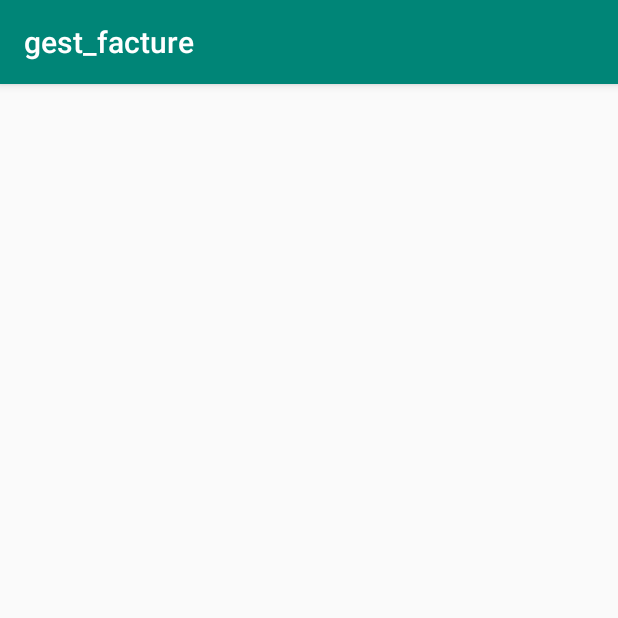
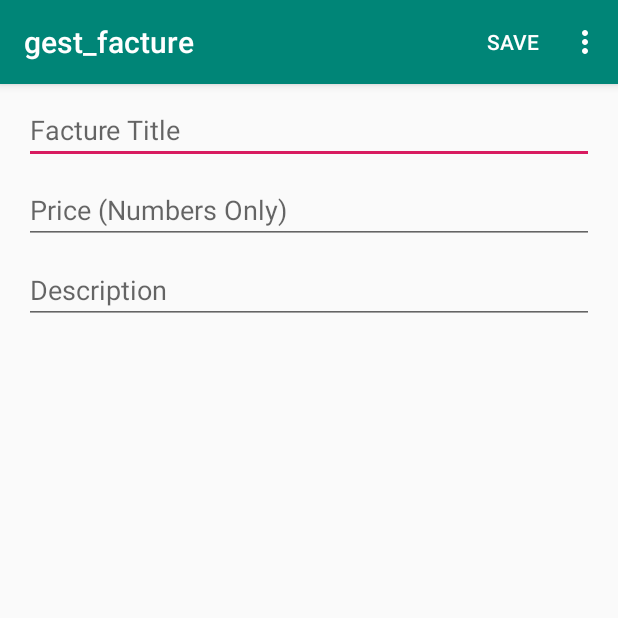
Before and after one commit to robilife/Gest_facture, an Android app: the ListeFactureActivity screen opened directly, with no data from a screen before it, on a phone screen of 412 x 824 dp, the top half of it. Run offline under Robolectric (Android 15) with nearby library versions, the phone set to English and light mode, and no system bars; our stand-ins replace Firebase (no records; nobody signed in at launch, a user with empty details on screens opened directly).

Commit message:
Ajout de la connexion firebase avec formulaire d'ajout

```diff
--- a/app/build.gradle
+++ b/app/build.gradle
@@ -31,4 +31,6 @@ dependencies {
 
     implementation 'com.google.firebase:firebase-core:17.0.0'
     implementation 'com.google.firebase:firebase-auth:18.1.0'
+    implementation 'com.google.firebase:firebase-database:11.4.2'
 }
+apply plugin: 'com.google.gms.google-services'
--- a/app/src/main/java/com/example/gest_facture/ListeFactureActivity.java
+++ b/app/src/main/java/com/example/gest_facture/ListeFactureActivity.java
@@ -1,13 +1,113 @@
 package com.example.gest_facture;
 
 import androidx.appcompat.app.AppCompatActivity;
+
+import android.content.Intent;
 import android.os.Bundle;
+import android.view.Menu;
+import android.view.MenuInflater;
+import android.view.MenuItem;
+import android.widget.EditText;
+import android.widget.Toast;
+
+import com.example.gest_facture.Utilities.Facture;
+import com.example.gest_facture.Utilities.FirebaseUtil;
+import com.google.firebase.database.DatabaseReference;
+import com.google.firebase.database.FirebaseDatabase;
 
 public class ListeFactureActivity extends AppCompatActivity {
+
+
+    private FirebaseDatabase mFirebaseDatabase;
+    private DatabaseReference mDatabaseReference;
+    EditText txtTitle;
+    EditText txtPrice;
+    EditText txtDescription;
+    Facture facture;
 
     @Override
     protected void onCreate(Bundle savedInstanceState) {
         super.onCreate(savedInstanceState);
         setContentView(R.layout.activity_liste_facture);
+        FirebaseUtil.openFbReference("factures");
+        mFirebaseDatabase = FirebaseUtil.mFirebaseDatabase;
+        mDatabaseReference =FirebaseUtil.mDatabaseReference;
+        txtTitle = (EditText) findViewById(R.id.txtTitle);
+        txtPrice = (EditText) findViewById(R.id.txtPrice);
+        txtDescription = (EditText) findViewById(R.id.txtDescription);
+
+        Intent intent = getIntent();
+        Facture facture = (Facture) intent.getSerializableExtra("Deal");
+        if(facture == null) {
+            facture = new Facture();
+        }
+
+        this.facture = facture;
+        txtTitle.setText(facture.getTitle());
+        txtDescription.setText(facture.getDescription());
+        txtPrice.setText(facture.getPrice());
+    }
+
+    @Override
+    public boolean onCreateOptionsMenu(Menu menu) {
+
+        MenuInflater inflater = getMenuInflater();
+        inflater.inflate(R.menu.save_menu, menu);
+        return true;
+    }
+
+
+    private void saveDeal() {
+        facture.setTitle(txtTitle.getText().toString());
+        facture.setDescription(txtDescription.getText().toString());
+        facture.setPrice(txtPrice.getText().toString());
+
+        if(facture.getId() == null){
+            mDatabaseReference.push().setValue(facture);
+        }else{
+            mDatabaseReference.child(facture.getId()).setValue(facture);
+        }
+
+    }
+
+    @Override
+    public boolean onOptionsItemSelected(MenuItem item) {
+        switch (item.getItemId()){
+            case R.id.save_menu:
+                saveDeal();
+                Toast.makeText(this, "Deal Saved", Toast.LENGTH_LONG).show();
+                clean();
+                //backToList();
+                return true;
+            case R.id.delete_menu:
+                deleteDeal();
+                Toast.makeText(this, "Deal Deleted", Toast.LENGTH_LONG).show();
+                //backToList();
+                return  true;
+
+            default:
+                return super.onOptionsItemSelected(item);
+        }
+
+    }
+
+    private void deleteDeal() {
+        if (facture == null) {
+            Toast.makeText(this, "Please Save the deal Before deleting", Toast.LENGTH_SHORT).show();
+            return;
+        }
+        mDatabaseReference.child(facture.getId()).removeValue();
+    }
+
+    private void backToList() {
+        Intent intent =  new Intent(this, MainActivity.class);
+        startActivity(intent);
+    }
+
+    private void clean() {
+        txtTitle.setText("");
+        txtPrice.setText("");
+        txtDescription.setText("");
+        txtTitle.requestFocus();
     }
 }
--- a/app/src/main/java/com/example/gest_facture/MainActivity.java
+++ b/app/src/main/java/com/example/gest_facture/MainActivity.java
@@ -140,7 +140,11 @@ public class MainActivity extends AppCompatActivity
         int id = item.getItemId();
 
         if (id == R.id.nav_camera) {
-            // Handle the camera action
+            Intent intent = new Intent(MainActivity.this,
+                    ListeFactureActivity.class);
+            startActivity(intent);
+
+            finish();
         } else if (id == R.id.nav_gallery) {
 
         } else if (id == R.id.nav_slideshow) {
--- /dev/null
+++ b/app/src/main/java/com/example/gest_facture/Utilities/Facture.java
@@ -0,0 +1,62 @@
+package com.example.gest_facture.Utilities;
+
+import java.io.Serializable;
+
+public class Facture implements Serializable {
+
+    private String id;
+    private String title;
+    private String description;
+    private String price;
+    private String imageUrl;
+
+    public Facture() {}
+
+    public Facture(String title, String description, String price, String imageUrl) {
+        this.id = id;
+        this.title = title;
+        this.description = description;
+        this.price = price;
+        this.imageUrl = imageUrl;
+    }
+
+    public String getId() {
+        return id;
+    }
+
+    public void setId(String id) {
+        this.id = id;
+    }
+
+    public String getTitle() {
+        return title;
+    }
+
+    public void setTitle(String title) {
+        this.title = title;
+    }
+
+    public String getDescription() {
+        return description;
+    }
+
+    public void setDescription(String description) {
+        this.description = description;
+    }
+
+    public String getPrice() {
+        return price;
+    }
+
+    public void setPrice(String price) {
+        this.price = price;
+    }
+
+    public String getImageUrl() {
+        return imageUrl;
+    }
+
+    public void setImageUrl(String imageUrl) {
+        this.imageUrl = imageUrl;
+    }
+}
--- /dev/null
+++ b/app/src/main/java/com/example/gest_facture/Utilities/FirebaseUtil.java
@@ -0,0 +1,28 @@
+package com.example.gest_facture.Utilities;
+
+import com.google.firebase.database.DatabaseReference;
+import com.google.firebase.database.FirebaseDatabase;
+
+import java.util.ArrayList;
+
+public class FirebaseUtil {
+
+    public static FirebaseDatabase mFirebaseDatabase;
+    public static DatabaseReference mDatabaseReference;
+    public static FirebaseUtil firebaseUtil;
+    public static ArrayList<Facture> mFactures;
+
+    private FirebaseUtil( ){}
+
+    public static void openFbReference(String ref) {
+        if (firebaseUtil == null) {
+            firebaseUtil = new FirebaseUtil();
+            mFirebaseDatabase = FirebaseDatabase.getInstance();
+
+
+        }
+        mFactures = new ArrayList<Facture>();
+        mDatabaseReference = mFirebaseDatabase.getReference().child(ref);
+    }
+
+}
--- a/app/src/main/res/layout/activity_liste_facture.xml
+++ b/app/src/main/res/layout/activity_liste_facture.xml
@@ -1,9 +1,45 @@
 <?xml version="1.0" encoding="utf-8"?>
-<androidx.constraintlayout.widget.ConstraintLayout xmlns:android="http://schemas.android.com/apk/res/android"
+<android.support.constraint.ConstraintLayout xmlns:android="http://schemas.android.com/apk/res/android"
     xmlns:app="http://schemas.android.com/apk/res-auto"
     xmlns:tools="http://schemas.android.com/tools"
     android:layout_width="match_parent"
     android:layout_height="match_parent"
-    tools:context=".ListeFactureActivity">
+    tools:context=".MainActivity">
 
-</androidx.constraintlayout.widget.ConstraintLayout>
+    <EditText
+        android:id="@+id/txtTitle"
+        android:layout_width="match_parent"
+        android:layout_height="wrap_content"
+        android:layout_marginStart="@dimen/txt_margin_standard"
+        android:layout_marginTop="@dimen/txt_margin_large"
+        android:layout_marginEnd="@dimen/txt_margin_standard"
+        app:layout_constraintEnd_toEndOf="parent"
+        android:hint="@string/title_hint"
+        app:layout_constraintStart_toStartOf="parent"
+        app:layout_constraintTop_toTopOf="parent" />
+
+    <EditText
+        android:id="@+id/txtPrice"
+        android:layout_width="match_parent"
+        android:layout_height="wrap_content"
+        android:layout_marginStart="@dimen/txt_margin_standard"
+        android:layout_marginTop="@dimen/txt_margin_large"
+        android:layout_marginEnd="@dimen/txt_margin_standard"
+        android:inputType="numberDecimal"
+        android:hint="@string/price_hint"
+        app:layout_constraintEnd_toEndOf="parent"
+        app:layout_constraintStart_toStartOf="parent"
+        app:layout_constraintTop_toBottomOf="@+id/txtTitle" />
+
+    <EditText
+        android:id="@+id/txtDescription"
+        android:layout_width="match_parent"
+        android:layout_height="wrap_content"
+        android:layout_marginStart="@dimen/txt_margin_standard"
+        android:layout_marginTop="@dimen/txt_margin_large"
+        android:layout_marginEnd="@dimen/txt_margin_standard"
+        android:hint="@string/description_hint"
+        app:layout_constraintEnd_toEndOf="parent"
+        app:layout_constraintStart_toStartOf="parent"
+        app:layout_constraintTop_toBottomOf="@+id/txtPrice" />
+</android.support.constraint.ConstraintLayout>
--- /dev/null
+++ b/app/src/main/res/menu/save_menu.xml
@@ -0,0 +1,15 @@
+<?xml version="1.0" encoding="utf-8"?>
+<menu xmlns:android="http://schemas.android.com/apk/res/android"
+    xmlns:app="http://schemas.android.com/apk/res-auto">
+    <item android:id="@+id/save_menu"
+        android:title="@string/save_menu"
+        app:showAsAction="always"
+        >
+    </item>
+
+    <item android:id="@+id/delete_menu"
+        android:title="@string/delete_deal"
+        app:showAsAction="never"
+        >
+    </item>
+</menu>
--- a/app/src/main/res/values/dimens.xml
+++ b/app/src/main/res/values/dimens.xml
@@ -5,4 +5,8 @@
     <dimen name="nav_header_vertical_spacing">8dp</dimen>
     <dimen name="nav_header_height">176dp</dimen>
     <dimen name="fab_margin">16dp</dimen>
+    <dimen name="txt_margin_standard">16dp</dimen>
+    <dimen name="txt_margin_large">8dp</dimen>
+    <dimen name="title_size">24sp</dimen>
+    <dimen name="price_size">18sp</dimen>
 </resources>
--- a/app/src/main/res/values/strings.xml
+++ b/app/src/main/res/values/strings.xml
@@ -28,4 +28,9 @@
     <string name="label_sonatel">Sonatel</string>
     <string name="label_sde">Sde</string>
     <string name="label_woyofal">Woyofaf</string>
+    <string name="title_hint">Facture Title</string>
+    <string name="price_hint">Price (Numbers Only)</string>
+    <string name="description_hint">Description</string>
+    <string name="save_menu">save</string>
+    <string name="delete_deal">delete facture</string>
 </resources>
--- a/build.gradle
+++ b/build.gradle
@@ -7,7 +7,7 @@ buildscript {
 
     }
     dependencies {
-        classpath 'com.android.tools.build:gradle:3.3.2'
+        classpath 'com.android.tools.build:gradle:3.4.1'
         classpath 'com.google.gms:google-services:4.2.0'
 
         // NOTE: Do not place your application dependencies here; they belong
```
Also changed, not shown: gradle/wrapper/gradle-wrapper.properties.
